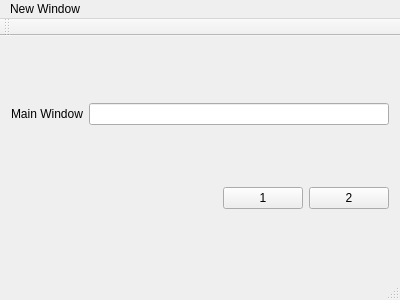
The window that windows/mainwindow.ui (FoxFAQ/QtExamples) describes before a commit, drawn with Qt 5.
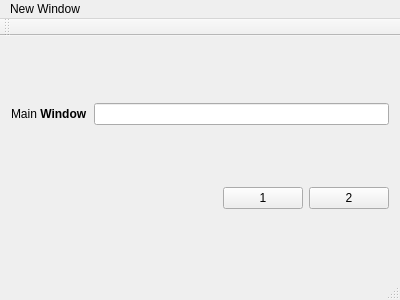
The same window after the commit.

Commit message: Html aware widgets 7

```diff
--- a/windows/mainwindow.ui
+++ b/windows/mainwindow.ui
@@ -20,7 +20,7 @@
       <item>
        <widget class="QLabel" name="label">
         <property name="text">
-         <string>Main Window</string>
+         <string>Main &lt;b&gt;Window&lt;/b&gt;</string>
         </property>
        </widget>
       </item>
```
